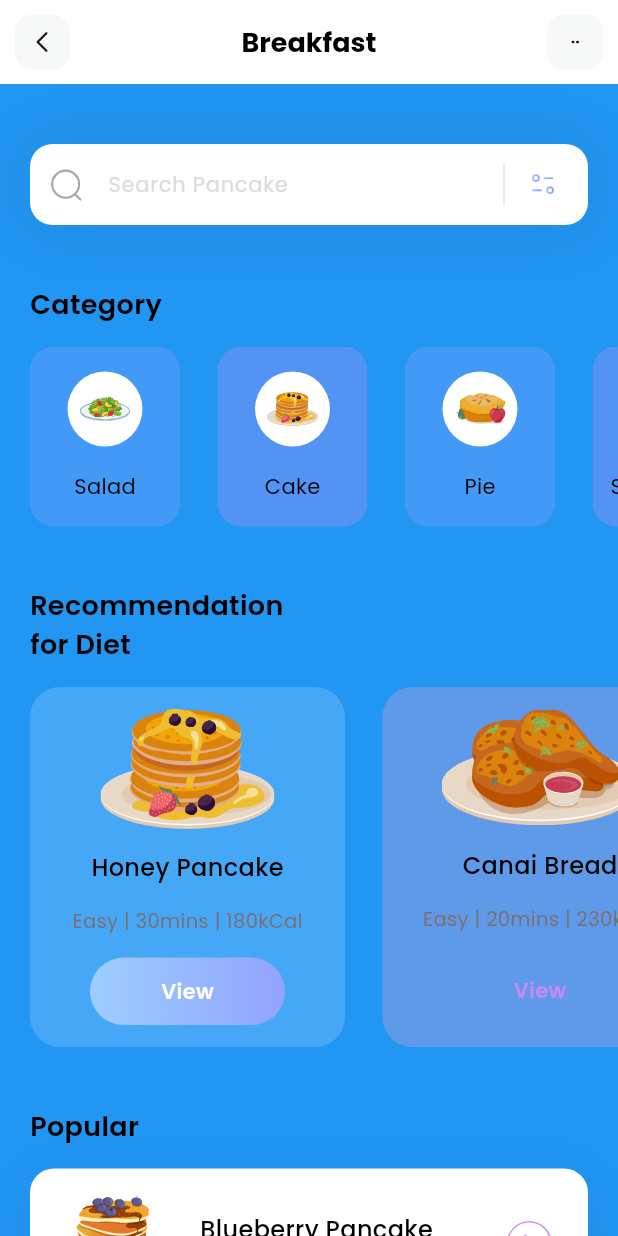
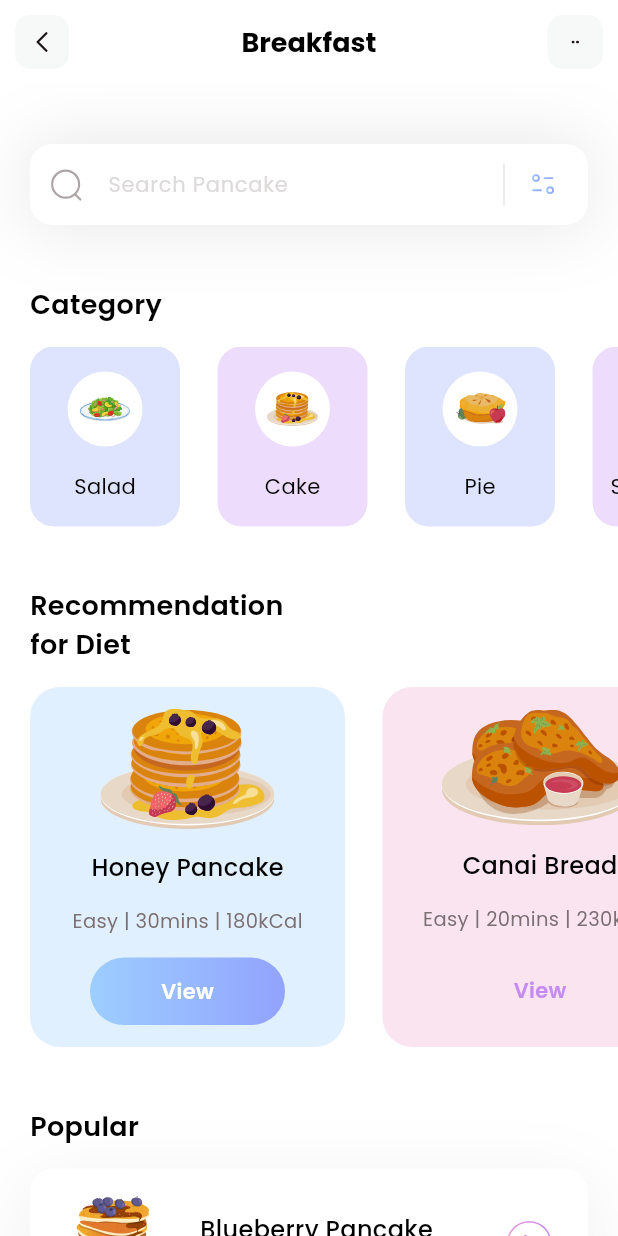
Before and after one commit to felixjhonata/fitness, a Flutter app: the screen it shows after launch, on a phone screen of 412 x 824 dp. Run offline on Flutter 3.47's test engine with Material 3 defaults, Android fonts, the phone set to English and light mode, and no system bars; our stand-ins replace flutter_svg.

Commit message:
revert blue back to white

```diff
--- a/lib/Pages/Home.dart
+++ b/lib/Pages/Home.dart
@@ -22,7 +22,7 @@ class HomePage extends StatelessWidget {
     _getInitialInfo();
     return Scaffold(
       appBar: appBar(),
-      backgroundColor: Colors.blue,
+      backgroundColor: Colors.white,
       body: ListView(
         children: [
           _searchField(),
```
